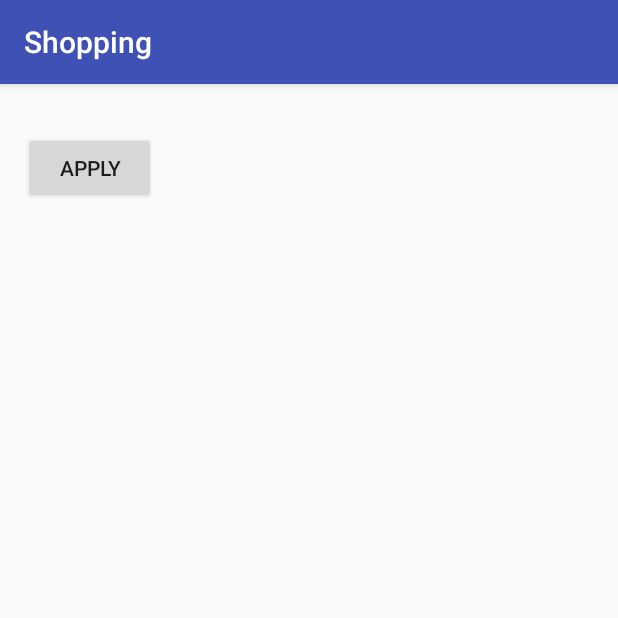
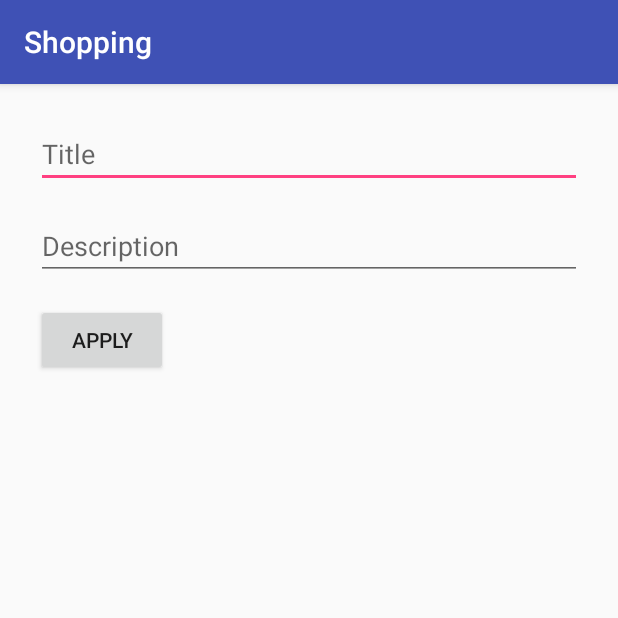
Before and after one commit to elkade/android-homework, an Android app: the EditFragment screen opened directly, with no data from a screen before it, on a phone screen of 412 x 824 dp, the top half of it. Run offline under Robolectric (Android 15) with nearby library versions, the phone set to English and light mode, and no system bars.

Commit message:
edycja pól

```diff
--- a/app/src/main/java/com/example/lukas/homework/EditFragment.java
+++ b/app/src/main/java/com/example/lukas/homework/EditFragment.java
@@ -9,23 +9,32 @@ import android.view.LayoutInflater;
 import android.view.View;
 import android.view.ViewGroup;
 import android.widget.Button;
+import android.widget.EditText;
 
 
 public class EditFragment extends Fragment {
+
+    private View view;
 
     @Nullable
     @Override
     public View onCreateView(LayoutInflater inflater,
                              @Nullable ViewGroup container,
                              @Nullable Bundle savedInstanceState) {
-        View view = inflater.inflate(R.layout.fragment_edit, container, false);
+        view = inflater.inflate(R.layout.fragment_edit, container, false);
         Button loginButton = (Button) view.findViewById(R.id.apply_button);
         loginButton.setOnClickListener(new View.OnClickListener() {
             @Override
             public void onClick(View v) {
                 Context context = getContext();
                 ShoppingItemsRepository repo = new ShoppingItemsRepository(context);
-                repo.insertItem(new ShoppingItem("ABC", "DEF"));
+
+                EditText editTitle = (EditText) view.findViewById(R.id.edit_title);
+                EditText editDescription = (EditText) view.findViewById(R.id.edit_description);
+
+                ShoppingItem shoppingItem = new ShoppingItem(editTitle.getText().toString(), editDescription.getText().toString());
+                repo.insertItem(shoppingItem);
+
                 startActivity(new Intent(getActivity(), MainActivity.class));
             }
         });
--- a/app/src/main/res/layout/fragment_edit.xml
+++ b/app/src/main/res/layout/fragment_edit.xml
@@ -4,9 +4,24 @@
     android:orientation="vertical"
     android:layout_width="match_parent"
     android:layout_height="match_parent">
+    <EditText
+        android:id="@+id/edit_title"
+        android:layout_width="fill_parent"
+        android:layout_height="wrap_content"
+        android:layout_margin="8dp"
+        android:hint="@string/title_placeholder"
+        android:inputType="text" />
+    <EditText
+        android:id="@+id/edit_description"
+        android:layout_width="fill_parent"
+        android:layout_height="wrap_content"
+        android:layout_margin="8dp"
+        android:hint="@string/description_placeholder"
+        android:inputType="text" />
     <Button
         android:id="@+id/apply_button"
         android:text="@string/apply_button"
+        android:layout_margin="8dp"
         android:layout_marginTop="@dimen/activity_vertical_margin"
         android:layout_width="wrap_content"
         android:layout_height="wrap_content"/>
--- a/app/src/main/res/values/strings.xml
+++ b/app/src/main/res/values/strings.xml
@@ -2,4 +2,6 @@
     <string name="app_name">Shopping</string>
     <string name="login_button">Login</string>
     <string name="apply_button">Apply</string>
+    <string name="title_placeholder">Title</string>
+    <string name="description_placeholder">Description</string>
 </resources>
```
